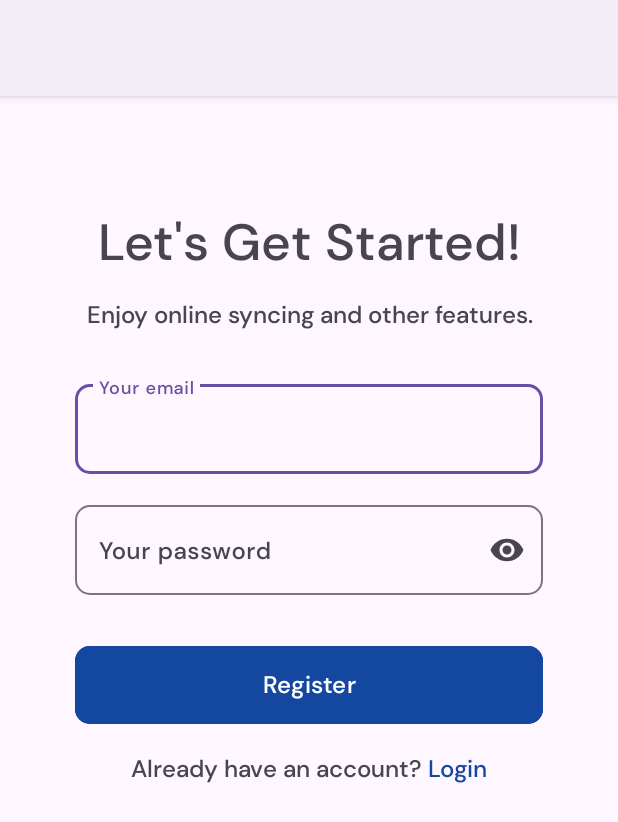
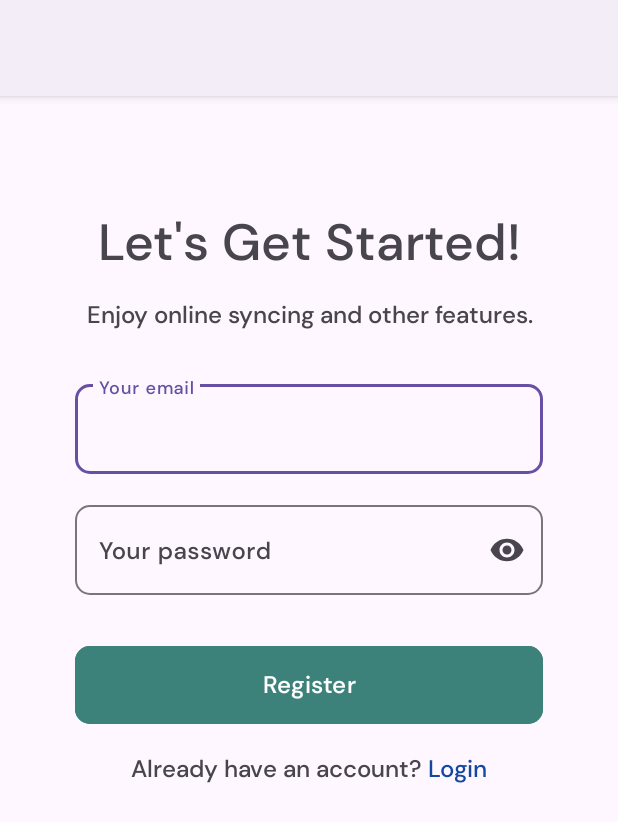
Before and after one commit to rckash/ExpenseTrackerApp, an Android app: the RegistrationActivity screen opened directly, with no data from a screen before it, after a tap on "Register", on a phone screen of 412 x 824 dp. Shown: the top 822 px of the screen. Run offline under Robolectric (Android 15) with nearby library versions, the phone set to English and light mode, and no system bars; our stand-ins replace Firebase (no records; nobody signed in at launch, a user with empty details on screens opened directly); 1 statement that could not run was skipped.

Commit message:
added null safety and improved UI on Login Activity and Registration Activity

```diff
--- a/app/src/main/java/com/example/expensetrackerapp/RegistrationActivity.kt
+++ b/app/src/main/java/com/example/expensetrackerapp/RegistrationActivity.kt
@@ -5,6 +5,7 @@ import androidx.appcompat.app.AppCompatActivity
 import android.os.Bundle
 import android.util.Log
 import android.widget.Toast
+import androidx.core.view.isVisible
 import com.example.expensetrackerapp.databinding.ActivityRegistrationBinding
 import com.google.firebase.auth.FirebaseAuth
 import com.google.firebase.auth.ktx.auth
@@ -25,10 +26,22 @@ class RegistrationActivity : AppCompatActivity() {
         // Initialize Firebase Auth
         auth = Firebase.auth
 
+        // Hide Progress Bar
+        binding.progressBarRegistration.isVisible = false
+
         binding.btnRegister.setOnClickListener {
+            binding.btnRegister.isEnabled = false
+            binding.btnRegister.text = ""
+            binding.progressBarRegistration.isVisible = true
+
             var email = binding.tfEmailRegistration.editText?.text.toString()
             var password = binding.tfPasswordRegistration.editText?.text.toString()
 
+            if (email.isNullOrEmpty()) {
+                Toast.makeText(applicationContext, "Email and/or Password is empty", Toast.LENGTH_SHORT,).show()
+            } else if (password.isNullOrEmpty()) {
+                Toast.makeText(applicationContext, "Email and/or Password is empty", Toast.LENGTH_SHORT,).show()
+            } else {
                 auth.createUserWithEmailAndPassword(email, password)
                     .addOnCompleteListener(this) { task ->
                         if (task.isSuccessful) {
@@ -43,10 +56,14 @@ class RegistrationActivity : AppCompatActivity() {
                         } else {
                             // If sign in fails, display a message to the user.
                             Log.w("RegistrationActivity", "createUserWithEmail:failure", task.exception)
-                        Toast.makeText(applicationContext, "Authentication failed.", Toast.LENGTH_SHORT,).show()
+                            Toast.makeText(applicationContext, "Invalid Email and/or Password", Toast.LENGTH_SHORT,).show()
                         }
                     }
 
+            }
+            binding.btnRegister.isEnabled = true
+            binding.btnRegister.text = "Register"
+            binding.progressBarRegistration.isVisible = false
         }
 
         binding.tvLogin.setOnClickListener {
--- a/app/src/main/res/layout/activity_registration.xml
+++ b/app/src/main/res/layout/activity_registration.xml
@@ -70,7 +70,7 @@
         android:layout_width="0dp"
         android:layout_height="60dp"
         android:layout_marginTop="30dp"
-        android:backgroundTint="@color/blue_1"
+        android:backgroundTint="@color/green_1"
         android:text="Register"
         android:textSize="16sp"
         app:cornerRadius="10dp"
@@ -115,4 +115,15 @@
         app:layout_constraintHorizontal_chainStyle="packed"
         app:layout_constraintStart_toStartOf="parent"
         app:layout_constraintTop_toBottomOf="@+id/btn_register" />
+
+    <ProgressBar
+        android:id="@+id/progressBar_registration"
+        style="?android:attr/progressBarStyle"
+        android:layout_width="wrap_content"
+        android:layout_height="wrap_content"
+        android:indeterminateTint="@color/white"
+        app:layout_constraintBottom_toBottomOf="@+id/btn_register"
+        app:layout_constraintEnd_toEndOf="@+id/btn_register"
+        app:layout_constraintStart_toStartOf="@+id/btn_register"
+        app:layout_constraintTop_toTopOf="@+id/btn_register" />
 </androidx.constraintlayout.widget.ConstraintLayout>
--- a/app/src/main/res/values/colors.xml
+++ b/app/src/main/res/values/colors.xml
@@ -2,6 +2,7 @@
 <resources>
     <color name="black">#FF000000</color>
     <color name="white">#FFFFFFFF</color>
+    <color name="green_1">#3C827A</color>
     <color name="blue_1">#14479F</color>
     <color name="red_1">#9F1430</color>
     <color name="gray_1">#D9D9D9</color>
```
Also changed, not shown: app/src/main/java/com/example/expensetrackerapp/LoginActivity.kt (+18 -2 lines), app/src/main/java/com/example/expensetrackerapp/fragments/ReportFragment.kt (+14 -2 lines), app/src/main/res/layout/activity_login.xml (+16 -2 lines), app/src/main/res/layout/fragment_report.xml (+4 -5 lines). Lines whose indentation alone changed are shown as unchanged.
